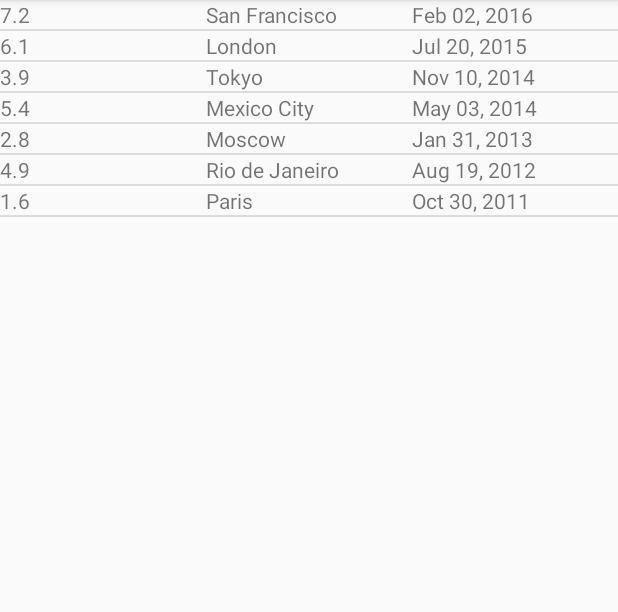
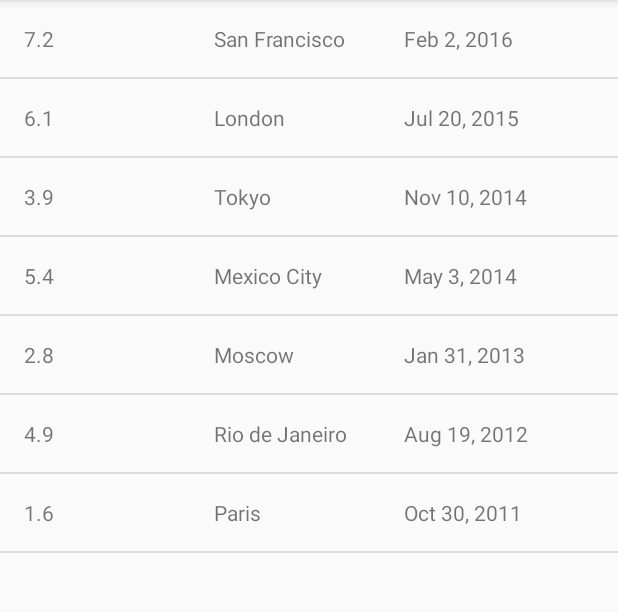
Before and after one commit to kazakovaNet/QuakeReport, an Android app: the screen it shows after launch (EarthquakeActivity), on a phone screen of 412 x 824 dp, the part 84-696 px from its top. Run offline under Robolectric (Android 15) with nearby library versions, the phone set to English and light mode, and no system bars.

Commit message:
Layout was formatted

```diff
--- a/app/src/main/java/com/example/android/quakereport/Earthquake.java
+++ b/app/src/main/java/com/example/android/quakereport/Earthquake.java
@@ -34,7 +34,7 @@ public class Earthquake {
     }
 
     public String getDate() {
-        SimpleDateFormat simpleDateFormat = new SimpleDateFormat("MMM dd, YYYY", Locale.getDefault());
+        SimpleDateFormat simpleDateFormat = new SimpleDateFormat("MMM d, YYYY", Locale.getDefault());
 
         return simpleDateFormat.format(date);
     }
--- a/app/src/main/res/layout/earthquake_list_item.xml
+++ b/app/src/main/res/layout/earthquake_list_item.xml
@@ -1,25 +1,30 @@
 <?xml version="1.0" encoding="utf-8"?>
 <LinearLayout xmlns:android="http://schemas.android.com/apk/res/android"
+    xmlns:tools="http://schemas.android.com/tools"
     android:layout_width="match_parent"
     android:layout_height="match_parent"
-    android:orientation="horizontal">
+    android:orientation="horizontal"
+    android:padding="16dp">
 
     <TextView
         android:id="@+id/magnitude_text_view"
         android:layout_width="0dp"
         android:layout_height="match_parent"
-        android:layout_weight="1" />
+        android:layout_weight="1"
+        tools:text="7.2" />
 
     <TextView
         android:id="@+id/place_text_view"
         android:layout_width="0dp"
         android:layout_height="match_parent"
-        android:layout_weight="1" />
+        android:layout_weight="1"
+        tools:text="San-Francisco" />
 
     <TextView
         android:id="@+id/date_text_view"
         android:layout_width="0dp"
         android:layout_height="match_parent"
-        android:layout_weight="1" />
+        android:layout_weight="1"
+        tools:text="Feb 02, 2016" />
 
 </LinearLayout>
```
